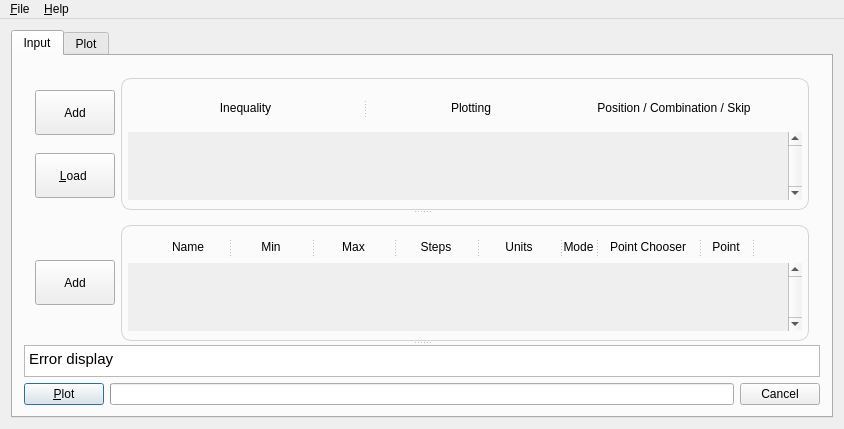
Old version of the form xml/bareminimumplotter.ui in the repository xpcoffee/plotus.
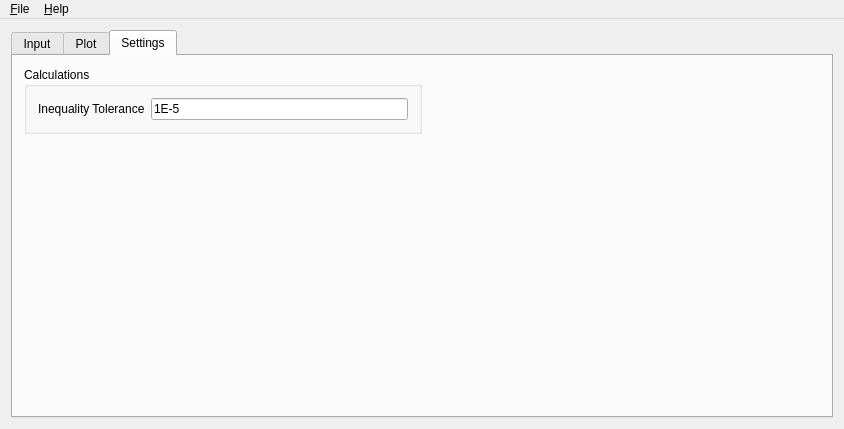
New version of the form. The open tabs and pages were chosen to show the change. Custom widgets are drawn as their Qt base class.

The edit to the form file:
```diff
--- a/xml/bareminimumplotter.ui
+++ b/xml/bareminimumplotter.ui
@@ -6,8 +6,8 @@
    <rect>
     <x>0</x>
     <y>0</y>
-    <width>790</width>
-    <height>358</height>
+    <width>800</width>
+    <height>392</height>
    </rect>
   </property>
   <property name="windowTitle">
@@ -24,8 +24,8 @@
        <attribute name="title">
         <string>Input</string>
        </attribute>
-       <layout class="QVBoxLayout" name="verticalLayout_5">
-        <item>
+       <layout class="QGridLayout" name="gridLayout_4">
+        <item row="0" column="0">
          <widget class="QSplitter" name="splitter">
           <property name="orientation">
            <enum>Qt::Vertical</enum>
@@ -256,9 +256,9 @@
                   <property name="geometry">
                    <rect>
                     <x>0</x>
-                    <y>-3</y>
-                    <width>632</width>
-                    <height>60</height>
+                    <y>0</y>
+                    <width>642</width>
+                    <height>68</height>
                    </rect>
                   </property>
                   <property name="autoFillBackground">
@@ -844,7 +844,7 @@
           </widget>
          </widget>
         </item>
-        <item>
+        <item row="1" column="0">
          <layout class="QHBoxLayout" name="layout_Progress">
           <property name="topMargin">
            <number>0</number>
@@ -951,6 +951,80 @@
         </item>
        </layout>
       </widget>
+      <widget class="QWidget" name="tab_settings">
+       <attribute name="title">
+        <string>Settings</string>
+       </attribute>
+       <layout class="QGridLayout" name="gridLayout">
+        <item row="0" column="0">
+         <widget class="QGroupBox" name="groupBox_SettingsCalculation">
+          <property name="sizePolicy">
+           <sizepolicy hsizetype="Minimum" vsizetype="Minimum">
+            <horstretch>0</horstretch>
+            <verstretch>0</verstretch>
+           </sizepolicy>
+          </property>
+          <property name="maximumSize">
+           <size>
+            <width>16777215</width>
+            <height>80</height>
+           </size>
+          </property>
+          <property name="title">
+           <string>Calculations</string>
+          </property>
+          <layout class="QFormLayout" name="formLayout">
+           <property name="formAlignment">
+            <set>Qt::AlignLeading|Qt::AlignLeft|Qt::AlignVCenter</set>
+           </property>
+           <item row="0" column="0">
+            <widget class="QLabel" name="label_SettingsTolerance">
+             <property name="text">
+              <string>Inequality Tolerance</string>
+             </property>
+            </widget>
+           </item>
+           <item row="0" column="1">
+            <widget class="QLineEdit" name="lineEdit_SettingsTolerance">
+             <property name="text">
+              <string>1E-5</string>
+             </property>
+            </widget>
+           </item>
+          </layout>
+         </widget>
+        </item>
+        <item row="0" column="1">
+         <spacer name="horizontalSpacer_3">
+          <property name="orientation">
+           <enum>Qt::Horizontal</enum>
+          </property>
+          <property name="sizeHint" stdset="0">
+           <size>
+            <width>40</width>
+            <height>20</height>
+           </size>
+          </property>
+         </spacer>
+        </item>
+        <item row="1" column="0">
+         <spacer name="verticalSpacer">
+          <property name="orientation">
+           <enum>Qt::Vertical</enum>
+          </property>
+          <property name="sizeType">
+           <enum>QSizePolicy::Expanding</enum>
+          </property>
+          <property name="sizeHint" stdset="0">
+           <size>
+            <width>20</width>
+            <height>40</height>
+           </size>
+          </property>
+         </spacer>
+        </item>
+       </layout>
+      </widget>
      </widget>
     </item>
    </layout>
```
Left out of the diff: 24 changed lines with no effect on the pictures.
